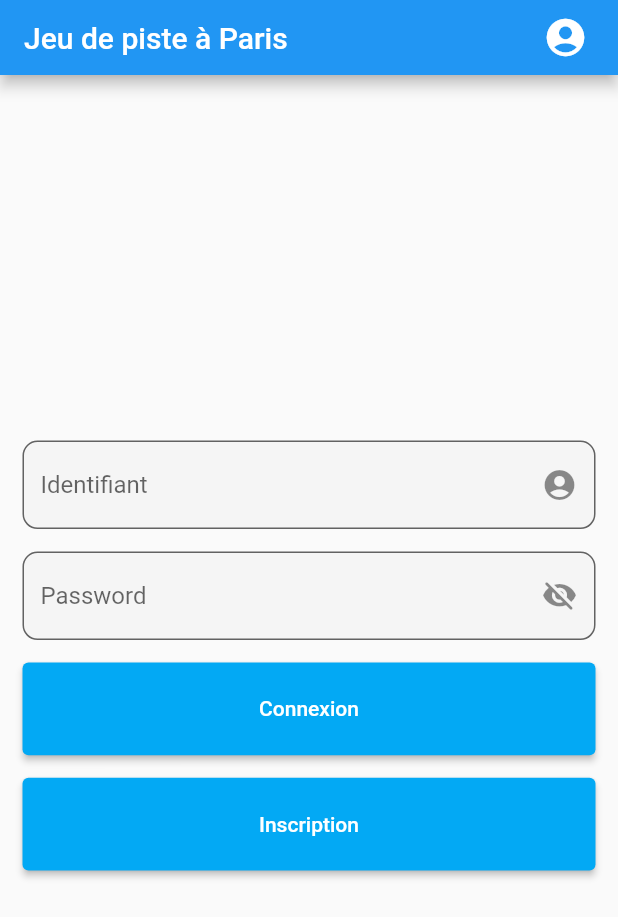
After one commit to gauthLCF94/ydays_trackgame, a Flutter app: the screen it shows after launch, on a phone screen of 412 x 824 dp. The commit adds this screen. Shown: the top 917 px of the screen. Run offline on Flutter 3.47's test engine with Material 2 defaults, Android fonts, the phone set to English and light mode, and no system bars.

Commit message:
login page (done), connect + redirect (todo)

```diff
--- a/lib/main.dart
+++ b/lib/main.dart
@@ -1,5 +1,6 @@
 import 'package:flutter/material.dart';
 import 'package:ydays_trackgame/pages/homepage.dart';
+import 'package:ydays_trackgame/pages/loginpage.dart';
 // import 'package:ydays_trackgame/pages/riddlepage.dart';
 
 void main() {
@@ -17,7 +18,7 @@ class MyApp extends StatelessWidget {
       theme: ThemeData(
         primarySwatch: Colors.blue,
       ),
-      home: HomePage(),
+      home: const LoginPage(),
     );
   }
 }
--- /dev/null
+++ b/lib/pages/loginpage.dart
@@ -0,0 +1,104 @@
+import 'package:flutter/material.dart';
+import 'package:ydays_trackgame/components/customappbar.dart';
+
+class LoginPage extends StatefulWidget {
+  const LoginPage({Key? key}) : super(key: key);
+
+  @override
+  LoginPageState createState() => LoginPageState();
+}
+
+class LoginPageState extends State<LoginPage> {
+  String _uid = "";
+  String _pwd = "";
+  bool _visibility = false;
+
+  late double screenWidth;
+  late double screenHeight;
+
+  @override
+  Widget build(BuildContext context) {
+    screenWidth = MediaQuery.of(context).size.width;
+    screenHeight = MediaQuery.of(context).size.height;
+
+    return Scaffold(
+      appBar: CustomAppBar("Jeu de piste à Paris"),
+      body: Container(
+        padding: EdgeInsets.all(15.0),
+        child: Column(
+          mainAxisAlignment: MainAxisAlignment.center,
+          crossAxisAlignment: CrossAxisAlignment.center,
+          children: [
+            TextField(
+              onChanged: (String value) {
+                setState(() {
+                  _uid = value;
+                });
+              },
+              decoration: InputDecoration(
+                fillColor: Colors.grey.shade100,
+                filled: true,
+                hintText: "Identifiant",
+                border: OutlineInputBorder(
+                  borderRadius: BorderRadius.circular(10.0)
+                ),
+                suffixIcon: const Icon(Icons.account_circle_rounded),
+              ),
+            ),
+            const SizedBox(height: 15.0,),
+            TextField(
+              obscureText: !_visibility,
+              onChanged: (String value) {
+                setState(() {
+                  _pwd = value;
+                });
+              },
+              decoration: InputDecoration(
+                  fillColor: Colors.grey.shade100,
+                  filled: true,
+                  hintText: "Password",
+                  border: OutlineInputBorder(
+                    borderRadius: BorderRadius.circular(10.0)
+                  ),
+                  suffixIcon: IconButton(
+                    onPressed: () {
+                      setState(() {
+                        _visibility = _visibility ? false : true;
+                        print("visibility:" + _visibility.toString());
+                      });
+                    },
+                    icon: _visibility ? const Icon(Icons.visibility_rounded) : const Icon(Icons.visibility_off_rounded),
+                    splashRadius: 1,
+                  )
+              ),
+            ),
+            const SizedBox(height: 15.0,),
+            ElevatedButton(
+              onPressed: () {
+                //TODO: connect user
+                print('connect user');
+              },
+              child: const Text('Connexion'),
+              style: ElevatedButton.styleFrom(
+                primary:Colors.lightBlue,
+                fixedSize: Size(screenWidth, screenHeight/20*1.5),
+              ),
+            ),
+            const SizedBox(height: 15.0,),
+            ElevatedButton(
+              onPressed: () {
+                //TODO: redirect to register page
+                print("redirect to register page");
+              },
+              child: const Text('Inscription'),
+              style: ElevatedButton.styleFrom(
+                primary:Colors.lightBlue,
+                fixedSize: Size(screenWidth, screenHeight/20*1.5),
+              ),
+            ),
+          ],
+        ),
+      )
+    );
+  }
+}
```
Also changed, not shown: lib/pages/registerpage.dart (added).
